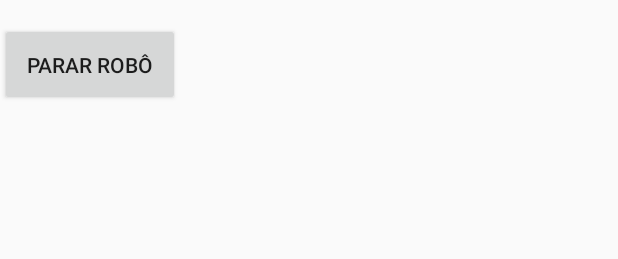
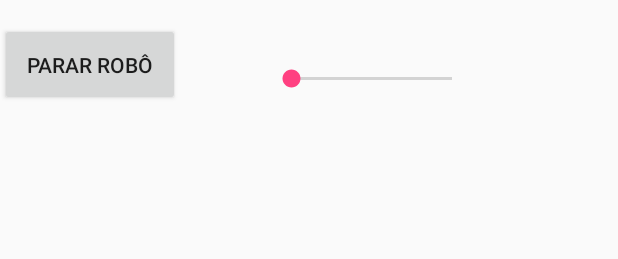
Before and after one commit to Rphmelo/robo-explorador, an Android app: the layout activity_main.xml on its own in the app's theme, with its tools: preview values and no code run, on a phone screen of 412 x 824 dp. Shown: the top 259 px of the screen. Run offline under Robolectric (Android 15) with nearby library versions, the phone set to English and light mode, and no system bars; network calls fail.

Commit message:
Implementação app controlador robo v02

```diff
--- a/ControladorRobo/app/src/main/res/layout/activity_main.xml
+++ b/ControladorRobo/app/src/main/res/layout/activity_main.xml
@@ -52,4 +52,15 @@
         android:layout_alignParentTop="true"
         android:layout_alignParentStart="true"
         android:layout_marginTop="15dp" />
+
+    <SeekBar
+        android:id="@+id/skSpeed"
+        android:layout_width="140dp"
+        android:layout_height="35dp"
+        android:layout_alignBottom="@+id/btnStopRobot"
+        android:layout_marginStart="41dp"
+        android:layout_toEndOf="@+id/btnLeft"
+        android:max="@integer/maxSkSpeed"
+        android:progress="@integer/pgrSkSpeed" />
+
 </RelativeLayout>
--- /dev/null
+++ b/ControladorRobo/app/src/main/res/values/integers.xml
@@ -0,0 +1,5 @@
+<?xml version="1.0" encoding="utf-8"?>
+<resources>
+    <integer name="maxSkSpeed">255</integer>
+    <integer name="pgrSkSpeed">1</integer>
+</resources>
--- a/ControladorRobo/settings.gradle
+++ b/ControladorRobo/settings.gradle
@@ -1 +1 @@
-include ':app', ':app'
+include ':app'
```
Also changed, not shown: ControladorRobo/app/src/main/java/com/example/rdemelosilva/controladorrobo/MainActivity.java (+50 -16 lines), ControladorRobo/gradle/wrapper/gradle-wrapper.properties.
